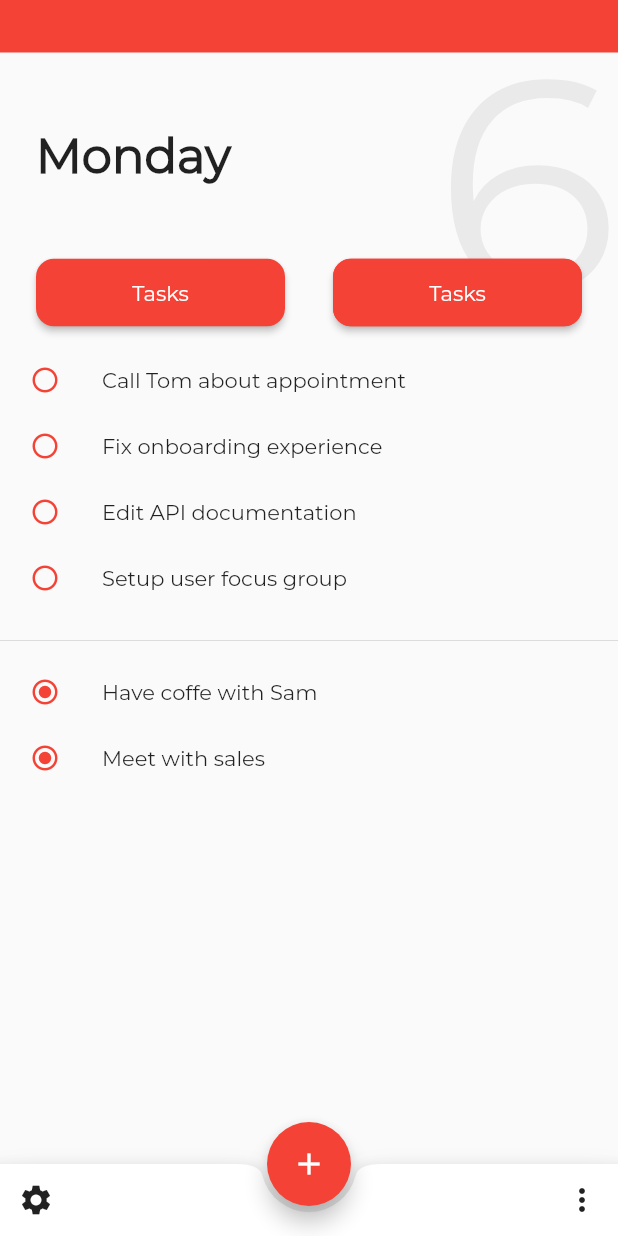
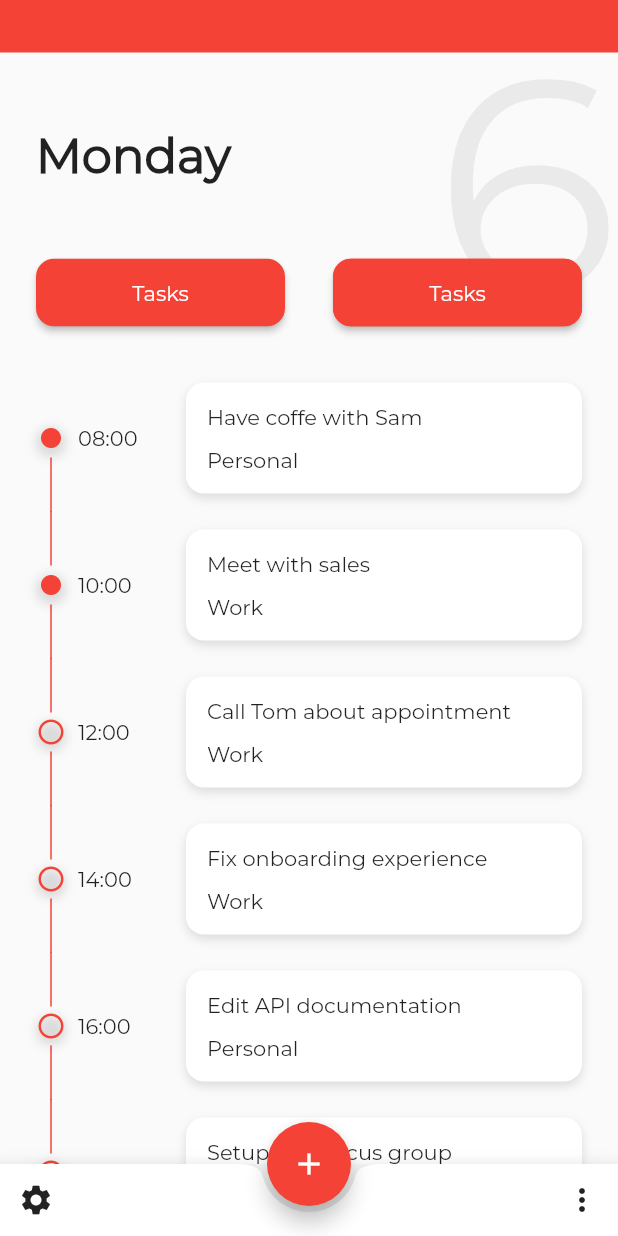
Before and after one commit to robbyrahmana/todoApp, a Flutter app: the screen it shows after launch, on a phone screen of 412 x 824 dp. Run offline on Flutter 3.47's test engine with Material 2 defaults, Android fonts, the phone set to English and light mode, and no system bars.

Commit message:
Fix Previous part and continue part 2

```diff
--- a/lib/main.dart
+++ b/lib/main.dart
@@ -1,4 +1,6 @@
 import 'package:flutter/material.dart';
+import 'package:todoapp/pages/event_page.dart';
+import 'package:todoapp/pages/task_page.dart';
 
 void main() => runApp(MyApp());
 
@@ -81,53 +83,8 @@ class _MyHomePageState extends State<MyHomePage> {
           padding: const EdgeInsets.all(24.0),
           child: _button(context),
         ),
-        _taskUncomplete("Call Tom about appointment"),
-        _taskUncomplete("Fix onboarding experience"),
-        _taskUncomplete("Edit API documentation"),
-        _taskUncomplete("Setup user focus group"),
-        Divider(),
-        SizedBox(height: 16),
-        _taskComplete("Have coffe with Sam"),
-        _taskComplete("Meet with sales"),
+        Expanded(child: EventPage())
       ],
-    );
-  }
-
-  Widget _taskUncomplete(String task) {
-    return Padding(
-      padding: const EdgeInsets.only(left: 20.0, bottom: 24.0),
-      child: Row(
-        children: <Widget>[
-          Icon(
-            Icons.radio_button_unchecked,
-            color: Theme.of(context).accentColor,
-            size: 20,
-          ),
-          SizedBox(
-            width: 28,
-          ),
-          Text(task)
-        ],
-      ),
-    );
-  }
-
-  Widget _taskComplete(String task) {
-    return Padding(
-      padding: const EdgeInsets.only(left: 20.0, bottom: 24.0),
-      child: Row(
-        children: <Widget>[
-          Icon(
-            Icons.radio_button_checked,
-            color: Theme.of(context).accentColor,
-            size: 20,
-          ),
-          SizedBox(
-            width: 28,
-          ),
-          Text(task)
-        ],
-      ),
     );
   }
 
--- /dev/null
+++ b/lib/pages/event_page.dart
@@ -0,0 +1,166 @@
+import 'package:flutter/material.dart';
+
+class EventPage extends StatefulWidget {
+  @override
+  _EventPageState createState() => _EventPageState();
+}
+
+class Event {
+  final String time;
+  final String task;
+  final String desc;
+  final bool isFinish;
+
+  const Event(this.time, this.task, this.desc, this.isFinish);
+}
+
+final List<Event> _eventList = [
+  new Event("08:00", "Have coffe with Sam", "Personal", true),
+  new Event("10:00", "Meet with sales", "Work", true),
+  new Event("12:00", "Call Tom about appointment", "Work", false),
+  new Event("14:00", "Fix onboarding experience", "Work", false),
+  new Event("16:00", "Edit API documentation", "Personal", false),
+  new Event("18:00", "Setup user focus group", "Personal", false),
+];
+
+class _EventPageState extends State<EventPage> {
+  @override
+  Widget build(BuildContext context) {
+    double iconSize = 20;
+
+    return ListView.builder(
+      itemCount: _eventList.length,
+      padding: const EdgeInsets.all(0),
+      itemBuilder: (context, index) {
+        return Padding(
+          padding: const EdgeInsets.only(left: 24.0, right: 24),
+          child: Row(
+            children: <Widget>[
+              Container(
+                  decoration: IconDecoration(
+                      iconSize: iconSize,
+                      lineWidth: 1,
+                      firstData: index == 0 ?? true,
+                      lastData: index == _eventList.length - 1 ?? true),
+                  child: Container(
+                    decoration: BoxDecoration(
+                        borderRadius: BorderRadius.all(Radius.circular(50)),
+                        boxShadow: [
+                          BoxShadow(
+                              offset: Offset(0, 3),
+                              color: Color(0x20000000),
+                              blurRadius: 5)
+                        ]),
+                    child: Icon(
+                        _eventList[index].isFinish
+                            ? Icons.fiber_manual_record
+                            : Icons.radio_button_unchecked,
+                        size: iconSize,
+                        color: Theme.of(context).accentColor),
+                  )),
+              Container(
+                  width: 80,
+                  child: Padding(
+                    padding: const EdgeInsets.only(left: 8.0),
+                    child: Text(_eventList[index].time),
+                  )),
+              Expanded(
+                child: Padding(
+                  padding: const EdgeInsets.only(top: 12.0, bottom: 12.0),
+                  child: Container(
+                    padding: const EdgeInsets.all(14.0),
+                    decoration: BoxDecoration(
+                        color: Colors.white,
+                        borderRadius: BorderRadius.all(Radius.circular(12)),
+                        boxShadow: [
+                          BoxShadow(
+                              color: Color(0x20000000),
+                              blurRadius: 5,
+                              offset: Offset(0, 3))
+                        ]),
+                    child: Column(
+                      crossAxisAlignment: CrossAxisAlignment.start,
+                      children: <Widget>[
+                        Text(_eventList[index].task),
+                        SizedBox(
+                          height: 12,
+                        ),
+                        Text(_eventList[index].desc)
+                      ],
+                    ),
+                  ),
+                ),
+              )
+            ],
+          ),
+        );
+      },
+    );
+  }
+}
+
+class IconDecoration extends Decoration {
+  final double iconSize;
+  final double lineWidth;
+  final bool firstData;
+  final bool lastData;
+
+  IconDecoration({
+    @required double iconSize,
+    @required double lineWidth,
+    @required bool firstData,
+    @required bool lastData,
+  })  : this.iconSize = iconSize,
+        this.lineWidth = lineWidth,
+        this.firstData = firstData,
+        this.lastData = lastData;
+
+  @override
+  BoxPainter createBoxPainter([onChanged]) {
+    return IconLine(
+        iconSize: iconSize,
+        lineWidth: lineWidth,
+        firstData: firstData,
+        lastData: lastData);
+  }
+}
+
+class IconLine extends BoxPainter {
+  final double iconSize;
+  final bool firstData;
+  final bool lastData;
+
+  final Paint paintLine;
+
+  IconLine({
+    @required double iconSize,
+    @required double lineWidth,
+    @required bool firstData,
+    @required bool lastData,
+  })  : this.iconSize = iconSize,
+        this.firstData = firstData,
+        this.lastData = lastData,
+        paintLine = Paint()
+          ..color = Colors.red
+          ..strokeCap = StrokeCap.round
+          ..strokeWidth = lineWidth
+          ..style = PaintingStyle.stroke;
+
+  @override
+  void paint(Canvas canvas, Offset offset, ImageConfiguration configuration) {
+    final leftOffset = Offset((iconSize / 2) + 24, offset.dy);
+    final double iconSpace = iconSize / 1.5;
+
+    final Offset top = configuration.size.topLeft(Offset(leftOffset.dx, 0.0));
+    final Offset centerTop = configuration.size
+        .centerLeft(Offset(leftOffset.dx, leftOffset.dy - iconSpace));
+
+    final Offset centerBottom = configuration.size
+        .centerLeft(Offset(leftOffset.dx, leftOffset.dy + iconSpace));
+    final Offset end =
+        configuration.size.bottomLeft(Offset(leftOffset.dx, leftOffset.dy * 2));
+
+    if (!firstData) canvas.drawLine(top, centerTop, paintLine);
+    if (!lastData) canvas.drawLine(centerBottom, end, paintLine);
+  }
+}
```
Also changed, not shown: lib/pages/task_page.dart (added, +77 -0 lines).
